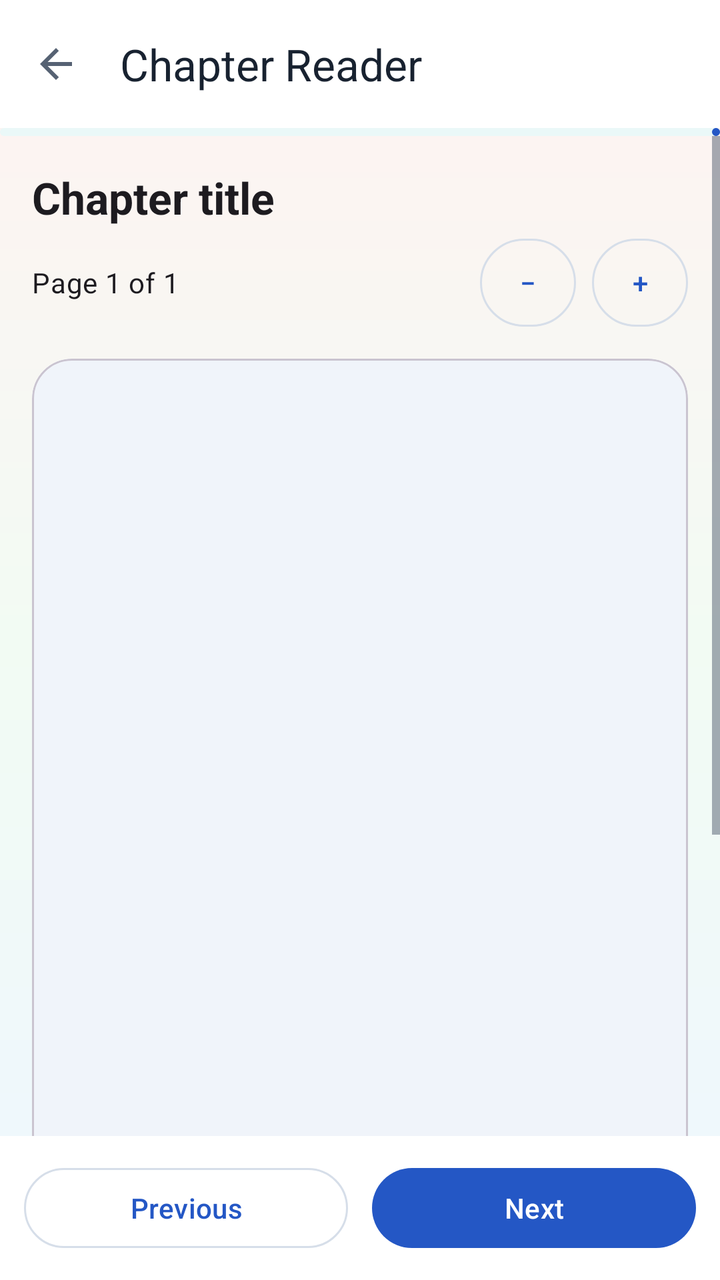
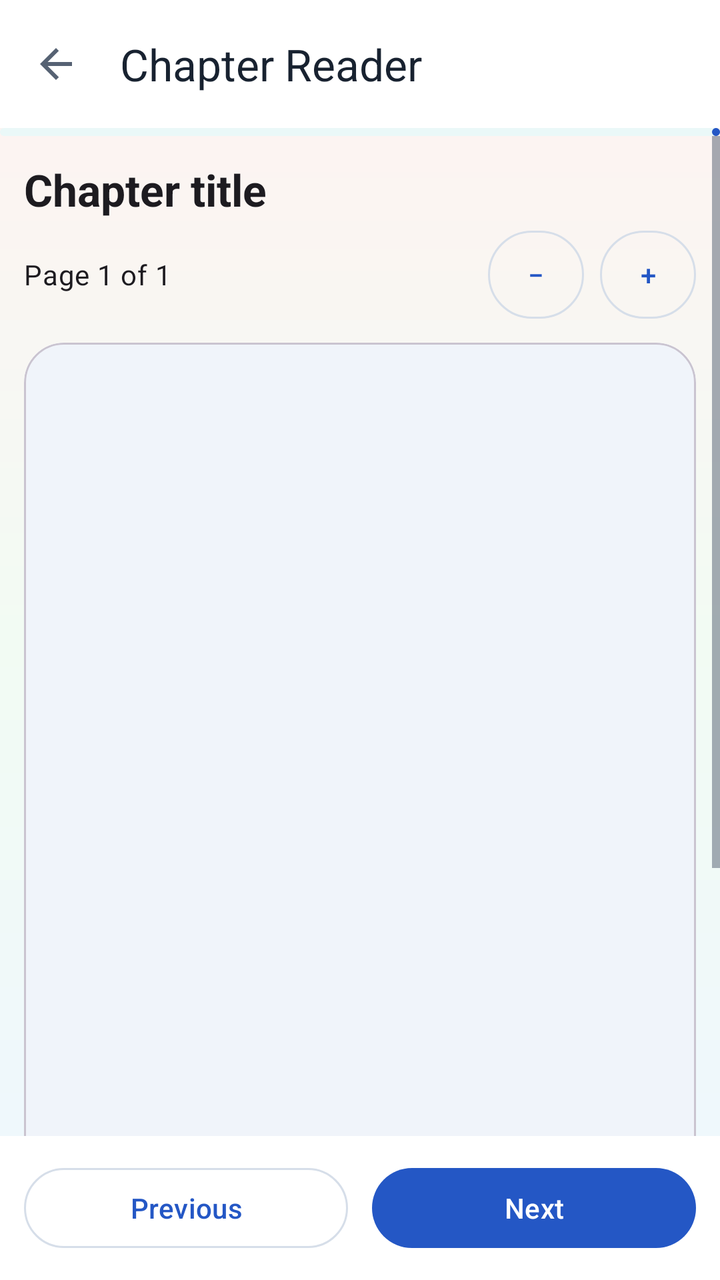

Two renders of the same Android screen: before a commit and after it. Below are the layout's source before the change and the commit's diff.
<!-- AndroidManifest.xml: application theme Theme.StudySaathi -->
<!-- res/layout/activity_chapter_page_reader.xml -->
<?xml version="1.0" encoding="utf-8"?>
<androidx.coordinatorlayout.widget.CoordinatorLayout
    xmlns:android="http://schemas.android.com/apk/res/android"
    xmlns:app="http://schemas.android.com/apk/res-auto"
    android:layout_width="match_parent"
    android:layout_height="match_parent"
    android:background="@drawable/bg_app_soft_mix">

    <LinearLayout
        android:layout_width="match_parent"
        android:layout_height="match_parent"
        android:orientation="vertical">

        <com.google.android.material.appbar.MaterialToolbar
            android:id="@+id/chapterPageReaderToolbar"
            android:layout_width="match_parent"
            android:layout_height="?attr/actionBarSize"
            android:background="?attr/colorSurface"
            app:navigationIcon="@drawable/ic_arrow_back"
            app:title="Chapter Reader"
            app:titleTextColor="?attr/colorOnSurface" />

        <com.google.android.material.progressindicator.LinearProgressIndicator
            android:id="@+id/chapterPageReaderProgressIndicator"
            android:layout_width="match_parent"
            android:layout_height="wrap_content"
            android:max="100"
            android:progress="0" />

        <ScrollView
            android:id="@+id/chapterPageReaderScrollView"
            android:layout_width="match_parent"
            android:layout_height="0dp"
            android:layout_weight="1"
            android:fillViewport="true">

            <LinearLayout
                android:layout_width="match_parent"
                android:layout_height="wrap_content"
                android:orientation="vertical"
                android:paddingStart="16dp"
                android:paddingTop="16dp"
                android:paddingEnd="16dp"
                android:paddingBottom="24dp">

                <TextView
                    android:id="@+id/chapterPageReaderChapterTitleTextView"
                    android:layout_width="match_parent"
                    android:layout_height="wrap_content"
                    android:text="Chapter title"
                    android:textAppearance="@style/TextAppearance.Material3.TitleLarge"
                    android:textStyle="bold" />

                <LinearLayout
                    android:layout_width="match_parent"
                    android:layout_height="wrap_content"
                    android:layout_marginTop="6dp"
                    android:gravity="center_vertical"
                    android:orientation="horizontal">

                    <TextView
                        android:id="@+id/chapterPageReaderCounterTextView"
                        android:layout_width="0dp"
                        android:layout_height="wrap_content"
                        android:layout_weight="1"
                        android:text="Page 1 of 1"
                        android:textAppearance="@style/TextAppearance.Material3.BodyMedium" />

                    <com.google.android.material.button.MaterialButton
                        android:id="@+id/chapterPageReaderDecreaseTextButton"
                        style="@style/Widget.Material3.Button.OutlinedButton"
                        android:layout_width="48dp"
                        android:layout_height="44dp"
                        android:contentDescription="Decrease chapter font size"
                        android:insetTop="0dp"
                        android:insetBottom="0dp"
                        android:minWidth="0dp"
                        android:padding="0dp"
                        android:text="−"
                        android:textAllCaps="false"
                        android:textSize="14sp" />

                    <com.google.android.material.button.MaterialButton
                        android:id="@+id/chapterPageReaderIncreaseTextButton"
                        style="@style/Widget.Material3.Button.OutlinedButton"
                        android:layout_width="48dp"
                        android:layout_height="44dp"
                        android:layout_marginStart="8dp"
                        android:contentDescription="Increase chapter font size"
                        android:insetTop="0dp"
                        android:insetBottom="0dp"
                        android:minWidth="0dp"
                        android:padding="0dp"
                        android:text="+"
                        android:textAllCaps="false"
                        android:textSize="14sp" />

                </LinearLayout>

                <com.google.android.material.card.MaterialCardView
                    android:id="@+id/chapterPageReaderImageCard"
                    android:layout_width="match_parent"
                    android:layout_height="wrap_content"
                    android:layout_marginTop="16dp"
                    app:cardCornerRadius="20dp"
                    app:strokeWidth="1dp">

                    <ImageView
                        android:id="@+id/chapterPageReaderImageView"
                        android:layout_width="match_parent"
                        android:layout_height="420dp"
                        android:adjustViewBounds="true"
                        android:background="?attr/colorSurfaceVariant"
                        android:contentDescription="Book learning page"
                        android:padding="8dp"
                        android:scaleType="fitCenter" />

                </com.google.android.material.card.MaterialCardView>

                <com.google.android.material.card.MaterialCardView
                    android:id="@+id/chapterPageReaderMatterCard"
                    android:layout_width="match_parent"
                    android:layout_height="wrap_content"
                    android:layout_marginTop="16dp"
                    app:cardCornerRadius="20dp"
                    app:strokeWidth="1dp">

                    <LinearLayout
                        android:layout_width="match_parent"
                        android:layout_height="wrap_content"
                        android:orientation="vertical"
                        android:padding="18dp">

                        <TextView
                            android:id="@+id/chapterPageReaderPageTypeTextView"
                            android:layout_width="wrap_content"
                            android:layout_height="wrap_content"
                            android:background="?attr/colorSecondaryContainer"
                            android:paddingStart="10dp"
                            android:paddingTop="5dp"
                            android:paddingEnd="10dp"
                            android:paddingBottom="5dp"
                            android:text="LEARN"
                            android:textAppearance="@style/TextAppearance.Material3.LabelLarge"
                            android:textColor="?attr/colorOnSecondaryContainer"
                            android:textStyle="bold" />

                        <TextView
                            android:id="@+id/chapterPageReaderPageTitleTextView"
                            android:layout_width="match_parent"
                            android:layout_height="wrap_content"
                            android:layout_marginTop="14dp"
                            android:text="Learning page title"
                            android:textAppearance="@style/TextAppearance.Material3.TitleLarge"
                            android:textStyle="bold" />

                        <TextView
                            android:id="@+id/chapterPageReaderMatterTextView"
                            android:layout_width="match_parent"
                            android:layout_height="wrap_content"
                            android:layout_marginTop="14dp"
                            android:lineSpacingExtra="6dp"
                            android:text="Easy learning matter will appear here."
                            android:textAppearance="@style/TextAppearance.Material3.BodyLarge"
                            android:textIsSelectable="true" />

                    </LinearLayout>

                </com.google.android.material.card.MaterialCardView>

                <com.google.android.material.card.MaterialCardView
                    android:id="@+id/chapterPageReaderExamplesCard"
                    android:layout_width="match_parent"
                    android:layout_height="wrap_content"
                    android:layout_marginTop="16dp"
                    android:visibility="gone"
                    app:cardBackgroundColor="?attr/colorPrimaryContainer"
                    app:cardCornerRadius="20dp">

                    <LinearLayout
                        android:layout_width="match_parent"
                        android:layout_height="wrap_content"
                        android:orientation="vertical"
                        android:padding="18dp">

                        <TextView
                            android:layout_width="match_parent"
                            android:layout_height="wrap_content"
                            android:text="Examples"
                            android:textAppearance="@style/TextAppearance.Material3.TitleMedium"
                            android:textColor="?attr/colorOnPrimaryContainer"
                            android:textStyle="bold" />

                        <TextView
                            android:id="@+id/chapterPageReaderExamplesTextView"
                            android:layout_width="match_parent"
                            android:layout_height="wrap_content"
                            android:layout_marginTop="10dp"
                            android:lineSpacingExtra="5dp"
                            android:textAppearance="@style/TextAppearance.Material3.BodyLarge"
                            android:textColor="?attr/colorOnPrimaryContainer"
                            android:textIsSelectable="true" />

                    </LinearLayout>

                </com.google.android.material.card.MaterialCardView>

                <com.google.android.material.card.MaterialCardView
                    android:id="@+id/chapterPageReaderExercisesCard"
                    android:layout_width="match_parent"
                    android:layout_height="wrap_content"
                    android:layout_marginTop="16dp"
                    android:visibility="gone"
                    app:cardBackgroundColor="?attr/colorTertiaryContainer"
                    app:cardCornerRadius="20dp">

                    <LinearLayout
                        android:layout_width="match_parent"
                        android:layout_height="wrap_content"
                        android:orientation="vertical"
                        android:padding="18dp">

                        <TextView
                            android:layout_width="match_parent"
                            android:layout_height="wrap_content"
                            android:text="Exercises"
                            android:textAppearance="@style/TextAppearance.Material3.TitleMedium"
                            android:textColor="?attr/colorOnTertiaryContainer"
                            android:textStyle="bold" />

                        <TextView
                            android:id="@+id/chapterPageReaderExercisesTextView"
                            android:layout_width="match_parent"
                            android:layout_height="wrap_content"
                            android:layout_marginTop="10dp"
                            android:lineSpacingExtra="5dp"
                            android:textAppearance="@style/TextAppearance.Material3.BodyLarge"
                            android:textColor="?attr/colorOnTertiaryContainer"
                            android:textIsSelectable="true" />

                    </LinearLayout>

                </com.google.android.material.card.MaterialCardView>

                <TextView
                    android:id="@+id/chapterPageReaderEmptyTextView"
                    android:layout_width="match_parent"
                    android:layout_height="wrap_content"
                    android:layout_marginTop="40dp"
                    android:gravity="center"
                    android:padding="24dp"
                    android:text="No Parent-approved pages are available yet."
                    android:textAppearance="@style/TextAppearance.Material3.BodyLarge"
                    android:visibility="gone" />

            </LinearLayout>

        </ScrollView>

        <LinearLayout
            android:layout_width="match_parent"
            android:layout_height="wrap_content"
            android:background="?attr/colorSurface"
            android:gravity="center_vertical"
            android:orientation="horizontal"
            android:padding="12dp">

            <com.google.android.material.button.MaterialButton
                android:id="@+id/chapterPageReaderPreviousButton"
                style="@style/Widget.Material3.Button.OutlinedButton"
                android:layout_width="0dp"
                android:layout_height="wrap_content"
                android:layout_weight="1"
                android:text="Previous" />

            <com.google.android.material.button.MaterialButton
                android:id="@+id/chapterPageReaderNextButton"
                android:layout_width="0dp"
                android:layout_height="wrap_content"
                android:layout_marginStart="12dp"
                android:layout_weight="1"
                android:text="Next" />

        </LinearLayout>

    </LinearLayout>

</androidx.coordinatorlayout.widget.CoordinatorLayout>
<!-- resources referenced by this layout -->
<resources>
  <!-- drawable bg_app_soft_mix (drawable) -->
  <?xml version="1.0" encoding="utf-8"?>
  <shape xmlns:android="http://schemas.android.com/apk/res/android"
      android:shape="rectangle">
  
      <gradient
          android:angle="270"
          android:centerColor="#F2FBF3"
          android:endColor="#EEF7FF"
          android:startColor="#FFF2F2"
          android:type="linear" />
  
  </shape>
  <!-- drawable ic_arrow_back (drawable) -->
  <?xml version="1.0" encoding="utf-8"?>
  <vector xmlns:android="http://schemas.android.com/apk/res/android"
      android:width="24dp"
      android:height="24dp"
      android:viewportWidth="24"
      android:viewportHeight="24">
  
      <path
          android:fillColor="?attr/colorControlNormal"
          android:pathData="M20,11H7.83l5.59,-5.59L12,4l-8,8 8,8 1.42,-1.41L7.83,13H20v-2z" />
  
  </vector>
  <color name="ss_primary">#2457C5</color>
  <color name="ss_on_primary">#FFFFFF</color>
  <color name="ss_blue_soft">#EAF2FF</color>
  <color name="ss_primary_dark">#173F99</color>
  <color name="ss_secondary">#087F8C</color>
  <color name="ss_on_secondary">#FFFFFF</color>
  <color name="ss_teal_soft">#EAF8F8</color>
  <color name="ss_tertiary">#8A5A00</color>
  <color name="ss_on_tertiary">#FFFFFF</color>
  <color name="ss_yellow_soft">#FFF8E8</color>
  <color name="ss_background">#F7F9FC</color>
  <color name="ss_surface">#FFFFFF</color>
  <color name="ss_surface_soft">#F0F4FA</color>
  <color name="ss_text_primary">#182230</color>
  <color name="ss_text_secondary">#566273</color>
  <color name="ss_outline">#D6DEE9</color>
  <color name="ss_error">#BA1A1A</color>
  <color name="white">#FFFFFFFF</color>
  <color name="ss_red_soft">#FFF0F0</color>
  <!-- unchanged entries left out for length: 1 -->
</resources>

<!-- the commit's change to res/layout/activity_chapter_page_reader.xml (unified diff, before → after) -->
@@ -38,10 +38,10 @@
                 android:layout_width="match_parent"
                 android:layout_height="wrap_content"
                 android:orientation="vertical"
-                android:paddingStart="16dp"
-                android:paddingTop="16dp"
-                android:paddingEnd="16dp"
-                android:paddingBottom="24dp">
+                android:paddingStart="12dp"
+                android:paddingTop="12dp"
+                android:paddingEnd="12dp"
+                android:paddingBottom="12dp">
 
                 <TextView
                     android:id="@+id/chapterPageReaderChapterTitleTextView"
@@ -101,7 +101,7 @@
                     android:id="@+id/chapterPageReaderImageCard"
                     android:layout_width="match_parent"
                     android:layout_height="wrap_content"
-                    android:layout_marginTop="16dp"
+                    android:layout_marginTop="12dp"
                     app:cardCornerRadius="20dp"
                     app:strokeWidth="1dp">
 
@@ -121,7 +121,7 @@
                     android:id="@+id/chapterPageReaderMatterCard"
                     android:layout_width="match_parent"
                     android:layout_height="wrap_content"
-                    android:layout_marginTop="16dp"
+                    android:layout_marginTop="12dp"
                     app:cardCornerRadius="20dp"
                     app:strokeWidth="1dp">
 
@@ -129,7 +129,7 @@
                         android:layout_width="match_parent"
                         android:layout_height="wrap_content"
                         android:orientation="vertical"
-                        android:padding="18dp">
+                        android:padding="14dp">
 
                         <TextView
                             android:id="@+id/chapterPageReaderPageTypeTextView"
@@ -172,7 +172,7 @@
                     android:id="@+id/chapterPageReaderExamplesCard"
                     android:layout_width="match_parent"
                     android:layout_height="wrap_content"
-                    android:layout_marginTop="16dp"
+                    android:layout_marginTop="12dp"
                     android:visibility="gone"
                     app:cardBackgroundColor="?attr/colorPrimaryContainer"
                     app:cardCornerRadius="20dp">
@@ -181,7 +181,7 @@
                         android:layout_width="match_parent"
                         android:layout_height="wrap_content"
                         android:orientation="vertical"
-                        android:padding="18dp">
+                        android:padding="14dp">
 
                         <TextView
                             android:layout_width="match_parent"
@@ -209,7 +209,7 @@
                     android:id="@+id/chapterPageReaderExercisesCard"
                     android:layout_width="match_parent"
                     android:layout_height="wrap_content"
-                    android:layout_marginTop="16dp"
+                    android:layout_marginTop="12dp"
                     android:visibility="gone"
                     app:cardBackgroundColor="?attr/colorTertiaryContainer"
                     app:cardCornerRadius="20dp">
@@ -218,7 +218,7 @@
                         android:layout_width="match_parent"
                         android:layout_height="wrap_content"
                         android:orientation="vertical"
-                        android:padding="18dp">
+                        android:padding="14dp">
 
                         <TextView
                             android:layout_width="match_parent"
@@ -248,7 +248,7 @@
                     android:layout_height="wrap_content"
                     android:layout_marginTop="40dp"
                     android:gravity="center"
-                    android:padding="24dp"
+                    android:padding="12dp"
                     android:text="No Parent-approved pages are available yet."
                     android:textAppearance="@style/TextAppearance.Material3.BodyLarge"
                     android:visibility="gone" />
